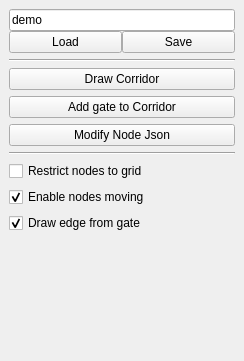
Qt form include/tmapping/UI/dockBuildMap.ui (StumboEugen/TMapping) before a commit.
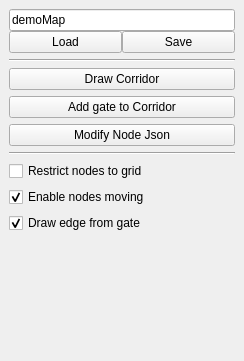
The same form after that commit.

The edit to the form file:
```diff
--- a/include/tmapping/UI/dockBuildMap.ui
+++ b/include/tmapping/UI/dockBuildMap.ui
@@ -35,7 +35,7 @@
       <item>
        <widget class="QLineEdit" name="expName">
         <property name="text">
-         <string>demo</string>
+         <string>demoMap</string>
         </property>
        </widget>
       </item>
```
Left out of the diff: 2 changed lines with no effect on the pictures.
